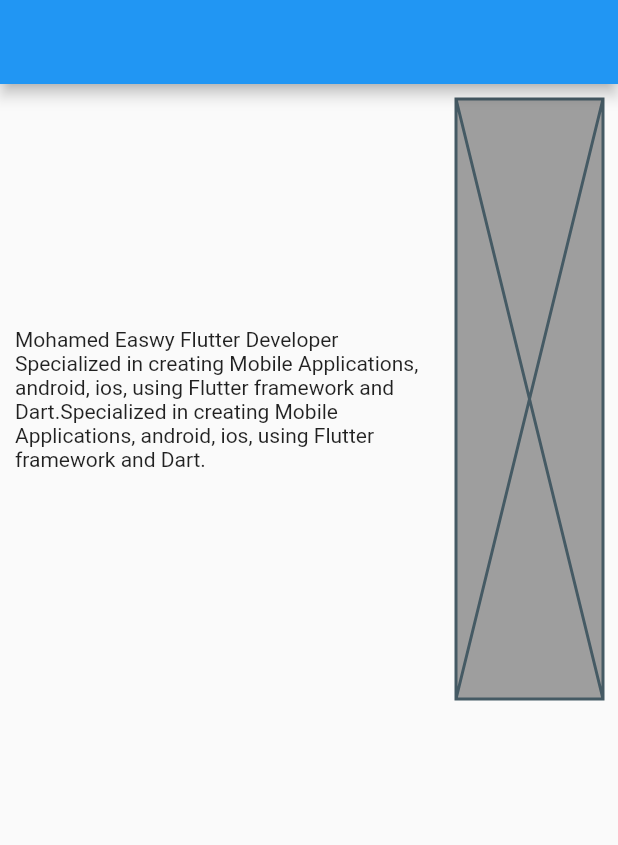
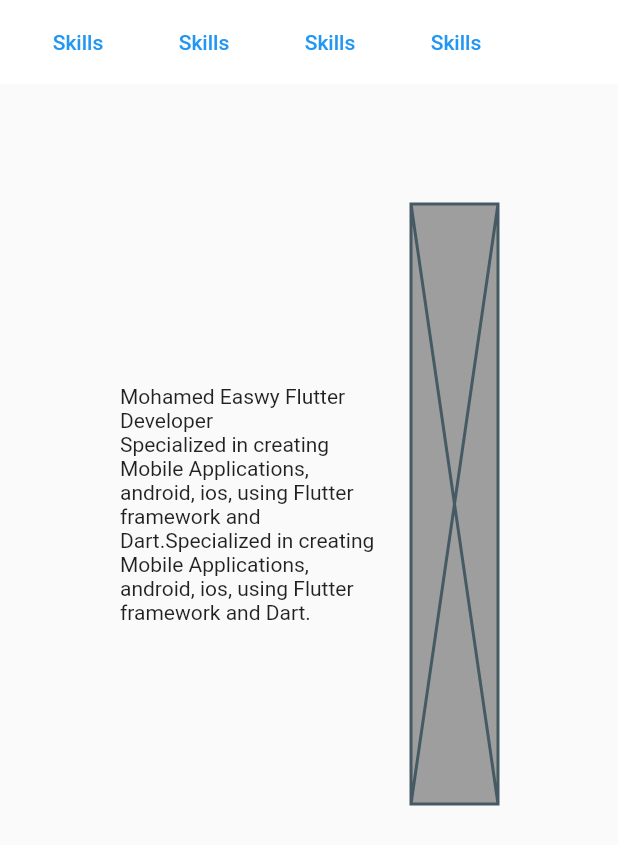
Before and after one commit to mohamadElEaswy/portfolio, a Flutter app: the screen it shows after launch, on a phone screen of 412 x 824 dp. Shown: the top 845 px of the screen. Run offline on Flutter 3.47's test engine with Material 2 defaults, Android fonts, the phone set to English and light mode, and no system bars.

Commit message:
init web design

```diff
--- a/lib/main.dart
+++ b/lib/main.dart
@@ -26,7 +26,7 @@
   @override
   Widget build(BuildContext context) {
     return MaterialApp(
-      title: 'Flutter Demo',
+      title: 'Flutter Demo',debugShowCheckedModeBanner: false,
       theme: ThemeData(
         primarySwatch: Colors.blue,
       ),
--- a/lib/src/ui/pages/home/home.dart
+++ b/lib/src/ui/pages/home/home.dart
@@ -8,7 +8,35 @@ class HomePage extends StatelessWidget {
   @override
   Widget build(BuildContext context) {
     return Scaffold(
-      appBar: AppBar(),
+      appBar: AppBar(
+        // centerTitle: true,
+        title:
+        Row(
+          mainAxisSize: MainAxisSize.min,
+          children: const [
+            // IconButton(
+            //     icon: const Icon(Icons.arrow_back_ios), onPressed: () {}),
+             SizedBox(width: 80),
+            Text(
+              'Mohamed Easwy',
+              style: TextStyle(color: Colors.blueAccent),
+            ),
+          ],
+        ),
+        backgroundColor: Colors.white,
+        elevation: 0.0,
+        actions: [
+          const SizedBox(width: 20),
+          TextButton(onPressed: () {}, child: const Text('Skills')),
+          const SizedBox(width: 20),
+          TextButton(onPressed: () {}, child: const Text('Skills')),
+          const SizedBox(width: 20),
+          TextButton(onPressed: () {}, child: const Text('Skills')),
+          const SizedBox(width: 20),
+          TextButton(onPressed: () {}, child: const Text('Skills')),
+          const SizedBox(width: 80),
+        ],
+      ),
       body: const BuildHomeBody(),
     );
   }
--- a/lib/src/ui/pages/home/home_body.dart
+++ b/lib/src/ui/pages/home/home_body.dart
@@ -6,7 +6,7 @@ class BuildHomeBody extends StatelessWidget {
   @override
   Widget build(BuildContext context) {
     return SingleChildScrollView(
-      padding: const EdgeInsets.all(10),
+      padding: const EdgeInsets.all(80),
       child: Row(
         children: [
           Flexible(
@@ -21,7 +21,7 @@ class BuildHomeBody extends StatelessWidget {
                 ),
               ],
             ),
-          ),
+          ),const SizedBox(width: 20),
           Flexible(
             flex: 1,
             child: Container(
```
